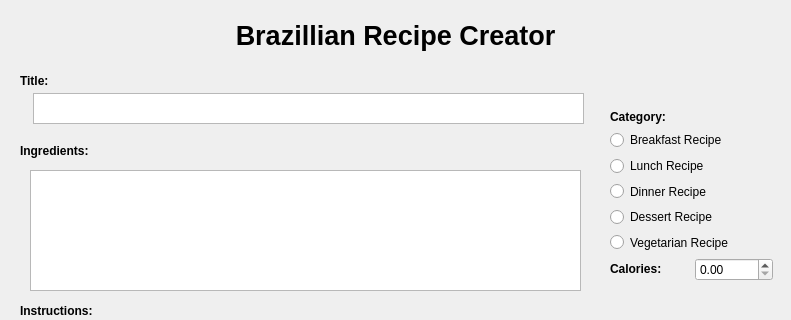
Old version of the form CS4076-QT-Project/mainwindow.ui in the repository italotrt/CS4076-Event-Driven-Programming-Project; both pictures show x 0 to 791 and y 0 to 320 of the 791 by 577 pixel window.
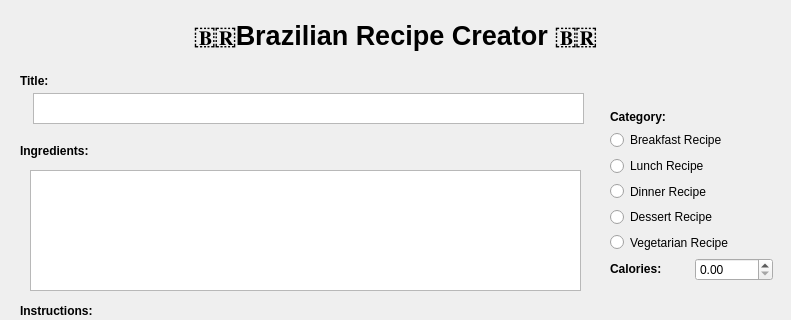
New version of the form.

Patch:
```diff
--- a/CS4076-QT-Project/mainwindow.ui
+++ b/CS4076-QT-Project/mainwindow.ui
@@ -30,7 +30,7 @@
      </font>
     </property>
     <property name="text">
-     <string>Brazillian Recipe Creator</string>
+     <string>🇧🇷Brazilian Recipe Creator 🇧🇷</string>
     </property>
     <property name="alignment">
      <set>Qt::AlignCenter</set>
```
